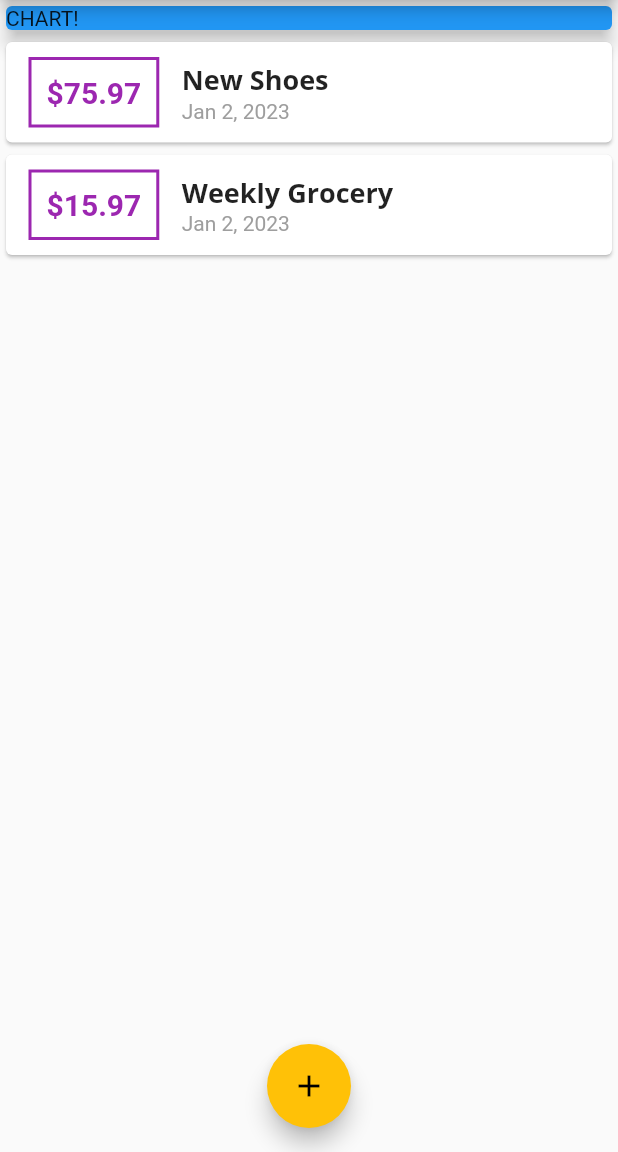
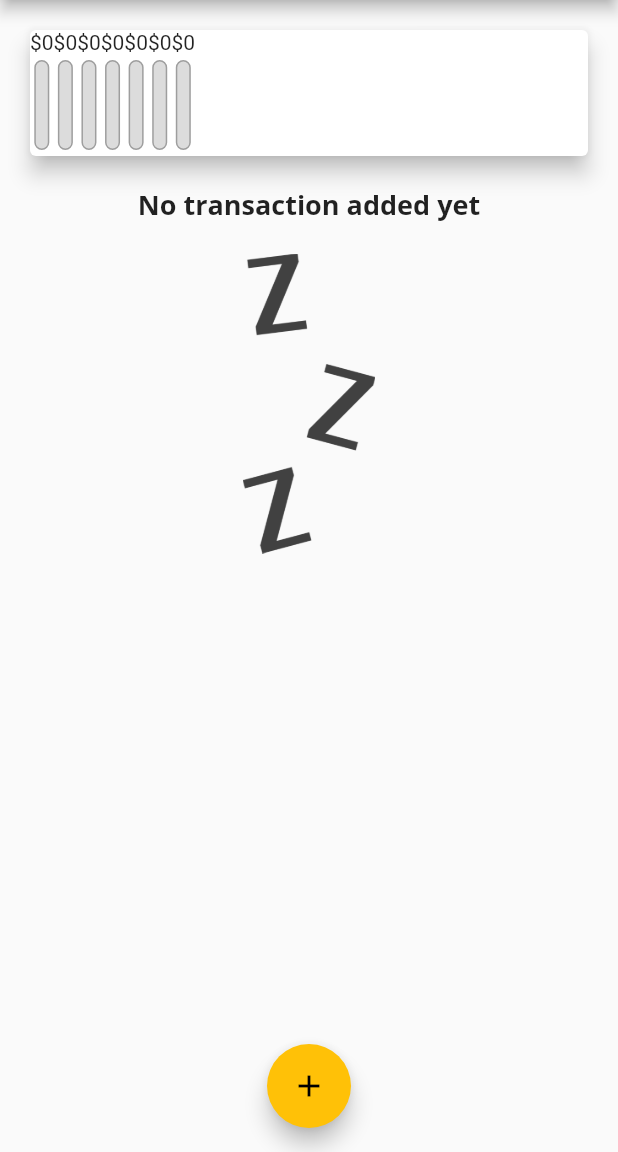
Before and after one commit to haile-12-21-23/expense_planner, a Flutter app: the screen it shows after launch, on a phone screen of 412 x 824 dp, the part 84-1236 px from its top. Run offline on Flutter 3.47's test engine with Material 2 defaults, Android fonts, the phone set to English and light mode, and no system bars; Roboto replaces fonts that are missing (Open Sans).

Commit message:
adding chart to app

```diff
--- a/lib/main.dart
+++ b/lib/main.dart
@@ -1,8 +1,9 @@
 import 'dart:ui';
 
-import 'package:expense_planner/model/transaction.dart';
-import 'package:expense_planner/widgets/new_transaction.dart';
-import 'package:expense_planner/widgets/transaction_list.dart';
+import '../model/transaction.dart';
+import '../widgets/chart.dart';
+import '../widgets/new_transaction.dart';
+import '../widgets/transaction_list.dart';
 
 import 'package:flutter/material.dart';
 
@@ -49,19 +50,29 @@ class MyHomePage extends StatefulWidget {
 
 class _MyHomePageState extends State<MyHomePage> {
   final List<Transaction> userTransactions = [
-    Transaction(
-      id: 't1',
-      title: 'New Shoes',
-      amount: 75.97,
-      date: DateTime.now(),
-    ),
-    Transaction(
-      id: 't2',
-      title: 'Weekly Grocery',
-      amount: 15.97,
-      date: DateTime.now(),
-    )
+    // Transaction(
+    //   id: 't1',
+    //   title: 'New Shoes',
+    //   amount: 75.97,
+    //   date: DateTime.now(),
+    // ),
+    // Transaction(
+    //   id: 't2',
+    //   title: 'Weekly Grocery',
+    //   amount: 15.97,
+    //   date: DateTime.now(),
+    // )
   ];
+  Iterable<Transaction> get recentTransactions {
+    return userTransactions.where((element) {
+      return element.date.isAfter(
+        DateTime.now().subtract(
+          const Duration(days: 7),
+        ),
+      );
+    }).toList();
+  }
+
   void addNewTransaction(String txTitle, double txAmount) {
     final newTx = Transaction(
         id: 'tx${userTransactions.length + 2}',
@@ -104,14 +115,7 @@ class _MyHomePageState extends State<MyHomePage> {
         child: Column(
           crossAxisAlignment: CrossAxisAlignment.stretch,
           children: <Widget>[
-            Container(
-              width: double.infinity,
-              child: const Card(
-                color: Colors.blue,
-                elevation: 5,
-                child: Text('CHART!'),
-              ),
-            ),
+            Chart(recentTransactions: recentTransactions.toList()),
             TransactionList(transactions: userTransactions)
           ],
         ),
--- /dev/null
+++ b/lib/widgets/chart.dart
@@ -0,0 +1,54 @@
+import '../model/transaction.dart';
+import './chart_bar.dart';
+import 'package:flutter/material.dart';
+import 'package:intl/intl.dart';
+
+class Chart extends StatelessWidget {
+  final List<Transaction> recentTransactions;
+  const Chart({super.key, required this.recentTransactions});
+  List<Map<String, Object>> get groupedTransactionValues {
+    return List.generate(7, (index) {
+      final weekDay = DateTime.now().subtract(
+        Duration(days: index),
+      );
+      print('index $index');
+      double totalSum = 0;
+      for (int i = 0; i < recentTransactions.length; i++) {
+        if (recentTransactions[i].date.day == weekDay.day &&
+            recentTransactions[i].date.month == weekDay.month &&
+            recentTransactions[i].date.year == weekDay.year) {
+          totalSum += recentTransactions[i].amount;
+        }
+      }
+
+      return {
+        'day': DateFormat.E().format(weekDay).substring(0, 2),
+        'amount': totalSum
+      };
+    });
+  }
+
+  double get totalSpending {
+    return groupedTransactionValues.fold(0.0, (sum, element) {
+      return sum + (element['amount'] as double);
+    });
+  }
+
+  @override
+  Widget build(BuildContext context) {
+    return Card(
+      elevation: 6,
+      margin: const EdgeInsets.all(20),
+      child: Row(
+        children: groupedTransactionValues.map((data) {
+          return ChartBar(
+              label: data['day'].toString(),
+              spendingAmount: (data['amount'] as double),
+              spendingPercentageAmount: totalSpending == 0.0
+                  ? 0.0
+                  : (data['amount'] as double) / totalSpending);
+        }).toList(),
+      ),
+    );
+  }
+}
--- /dev/null
+++ b/lib/widgets/chart_bar.dart
@@ -0,0 +1,47 @@
+import 'package:flutter/material.dart';
+
+class ChartBar extends StatelessWidget {
+  final String label;
+  final double spendingAmount;
+  final double spendingPercentageAmount;
+  const ChartBar(
+      {super.key,
+      required this.label,
+      required this.spendingAmount,
+      required this.spendingPercentageAmount});
+
+  @override
+  Widget build(BuildContext context) {
+    return Column(children: [
+      Text('\$${spendingAmount.toStringAsFixed(0)}'),
+      const SizedBox(
+        height: 4,
+      ),
+      Container(
+        height: 60,
+        width: 10,
+        child: Stack(children: [
+          Container(
+            decoration: BoxDecoration(
+              border: Border.all(color: Colors.grey, width: 1.0),
+              color: const Color.fromRGBO(220, 220, 220, 1),
+              borderRadius: BorderRadius.circular(10),
+            ),
+          ),
+          FractionallySizedBox(
+            heightFactor: spendingPercentageAmount,
+            child: Container(
+              decoration: BoxDecoration(
+                color: Theme.of(context).primaryColor,
+                borderRadius: BorderRadius.circular(10),
+              ),
+            ),
+          )
+        ]),
+      ),
+      const SizedBox(
+        height: 4,
+      )
+    ]);
+  }
+}
--- a/lib/widgets/transaction_list.dart
+++ b/lib/widgets/transaction_list.dart
@@ -9,7 +9,26 @@ class TransactionList extends StatelessWidget {
   Widget build(BuildContext context) {
     return Container(
       height: 300,
-      child: ListView.builder(
+      child: transactions.isEmpty
+          ? Column(
+              children: [
+                Text(
+                  'No transaction added yet',
+                  style: Theme.of(context).textTheme.titleMedium,
+                ),
+                const SizedBox(
+                  height: 20,
+                ),
+                SizedBox(
+                  height: 200,
+                  child: Image.asset(
+                    'assets/image/waiting.png',
+                    fit: BoxFit.cover,
+                  ),
+                )
+              ],
+            )
+          : ListView.builder(
               itemCount: transactions.length,
               itemBuilder: (context, index) {
                 return Card(
@@ -17,8 +36,8 @@ class TransactionList extends StatelessWidget {
                   children: [
                     Container(
                       padding: const EdgeInsets.all(10),
-                margin:
-                    const EdgeInsets.symmetric(vertical: 10, horizontal: 15),
+                      margin: const EdgeInsets.symmetric(
+                          vertical: 10, horizontal: 15),
                       decoration: BoxDecoration(
                           border: Border.all(
                               color: Theme.of(context).primaryColor, width: 2)),
--- a/pubspec.yaml
+++ b/pubspec.yaml
@@ -61,9 +61,8 @@ flutter:
   uses-material-design: true
 
   # To add assets to your application, add an assets section, like this:
-  # assets:
-  #   - images/a_dot_burr.jpeg
-  #   - images/a_dot_ham.jpeg
+  assets:
+    - assets/image/
 
   # An image asset can refer to one or more resolution-specific "variants", see
   # https://flutter.dev/assets-and-images/#resolution-aware
```
Also changed, not shown: assets/image/waiting.png (added), 1 other file. Lines whose indentation alone changed are shown as unchanged.
